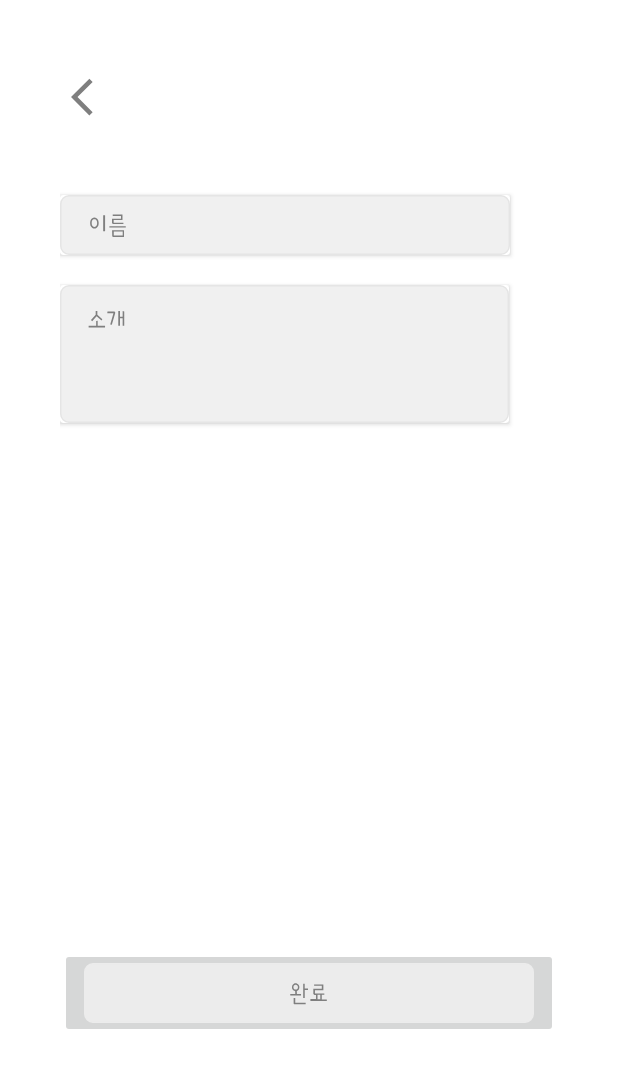
After one commit to RakunKo/term_project, an Android app: the layout activity_profile_edit.xml on its own in the app's theme, with its tools: preview values and no code run, on a phone screen of 412 x 824 dp. The commit adds this screen. Shown: the top 1068 px of the screen. Run offline under Robolectric (Android 15) with nearby library versions, the phone set to English and light mode, and no system bars.

Commit message:
activity_profile_edit commit

```diff
--- /dev/null
+++ b/app/src/main/res/drawable/profile_edit_complete_ic.xml
@@ -0,0 +1,14 @@
+<vector xmlns:android="http://schemas.android.com/apk/res/android"
+    android:width="300dp"
+    android:height="40dp"
+    android:viewportWidth="300"
+    android:viewportHeight="40">
+  <path
+      android:strokeWidth="1"
+      android:pathData="M6,0.5L294,0.5A5.5,5.5 0,0 1,299.5 6L299.5,34A5.5,5.5 0,0 1,294 39.5L6,39.5A5.5,5.5 0,0 1,0.5 34L0.5,6A5.5,5.5 0,0 1,6 0.5z"
+      android:fillColor="#ECECEC"
+      android:strokeColor="#ECECEC"/>
+  <path
+      android:pathData="M143.59,16.17C143.59,16.8 143.43,17.33 143.09,17.78C142.77,18.23 142.36,18.53 141.86,18.69L141.94,20.7H144.69V21.73H137.5V20.64H140.84L140.8,18.77C140.38,18.71 140.03,18.59 139.75,18.41C139.48,18.21 139.26,17.98 139.09,17.73C138.94,17.47 138.82,17.2 138.75,16.92C138.69,16.64 138.66,16.39 138.66,16.17C138.66,15.94 138.7,15.68 138.78,15.38C138.88,15.07 139.02,14.79 139.2,14.52C139.4,14.24 139.66,14.02 139.97,13.83C140.28,13.64 140.67,13.55 141.13,13.55C141.45,13.55 141.76,13.61 142.05,13.75C142.35,13.88 142.62,14.05 142.84,14.28C143.07,14.51 143.26,14.79 143.39,15.11C143.53,15.43 143.59,15.79 143.59,16.17ZM139.63,16.17C139.63,16.64 139.76,17.02 140.02,17.31C140.29,17.59 140.69,17.73 141.22,17.73C141.62,17.73 141.95,17.59 142.22,17.3C142.49,16.99 142.63,16.62 142.63,16.17C142.63,15.94 142.58,15.73 142.5,15.53C142.43,15.33 142.32,15.16 142.19,15.02C142.05,14.87 141.89,14.76 141.7,14.67C141.53,14.59 141.33,14.55 141.13,14.55C140.88,14.55 140.66,14.59 140.47,14.69C140.28,14.78 140.13,14.91 140,15.06C139.88,15.21 139.78,15.38 139.72,15.58C139.66,15.77 139.63,15.96 139.63,16.17ZM146.13,23.33V13.8H147.13V16.95H149.34V17.98H147.16V23.36L146.13,23.33ZM139.75,27.14V23.36H140.84V26.58H147.78V27.55H140.19L139.75,27.14ZM153.38,14.27H159.59V18.11H153.97V20.3H160.22V21.14H158.52V24.25H161.88V25.33H150.94V24.05H154.66V21.28H153.63L152.88,20.64V17.11H158.53V15.23H153.41L153.38,14.27ZM157.52,21.2H155.69V24.17H157.52V21.2Z"
+      android:fillColor="#7F7F7F"/>
+</vector>
--- /dev/null
+++ b/app/src/main/res/drawable/profile_edit_introduce_ic.xml
@@ -0,0 +1,14 @@
+<vector xmlns:android="http://schemas.android.com/apk/res/android"
+    android:width="299dp"
+    android:height="92dp"
+    android:viewportWidth="299"
+    android:viewportHeight="92">
+  <path
+      android:strokeWidth="1"
+      android:pathData="M6,0.5L293,0.5A5.5,5.5 0,0 1,298.5 6L298.5,86A5.5,5.5 0,0 1,293 91.5L6,91.5A5.5,5.5 0,0 1,0.5 86L0.5,6A5.5,5.5 0,0 1,6 0.5z"
+      android:fillColor="#F0F0F0"
+      android:strokeColor="#E5E5E5"/>
+  <path
+      android:pathData="M20.63,23.39L23.75,19.83V17.36H24.88V19.83L28.19,22.86L27.63,23.67L24.38,20.8L21.44,24.14L20.63,23.39ZM25.09,27.2H30V28.33H19.06V27.11H24.09V23.95L25.09,23.89V27.2ZM36.84,18.45L34.5,26.52L33.44,26.3L35.59,18.89H31.5L31.59,17.67H36.34L36.84,18.45ZM41.72,17.3L42.78,17.67V27.23H41.72V22.23H39.94V27.14H38.81V17.33H39.94V21.17H41.72V17.3Z"
+      android:fillColor="#7F7F7F"/>
+</vector>
--- /dev/null
+++ b/app/src/main/res/drawable/profile_edit_name_ic.xml
@@ -0,0 +1,14 @@
+<vector xmlns:android="http://schemas.android.com/apk/res/android"
+    android:width="300dp"
+    android:height="40dp"
+    android:viewportWidth="300"
+    android:viewportHeight="40">
+  <path
+      android:strokeWidth="1"
+      android:pathData="M6,0.5L294,0.5A5.5,5.5 0,0 1,299.5 6L299.5,34A5.5,5.5 0,0 1,294 39.5L6,39.5A5.5,5.5 0,0 1,0.5 34L0.5,6A5.5,5.5 0,0 1,6 0.5z"
+      android:fillColor="#F0F0F0"
+      android:strokeColor="#E5E5E5"/>
+  <path
+      android:pathData="M20.09,18.7C20.09,18.34 20.14,17.95 20.22,17.53C20.31,17.1 20.46,16.71 20.67,16.34C20.89,15.98 21.18,15.68 21.55,15.44C21.91,15.2 22.38,15.08 22.94,15.08C23.47,15.08 23.92,15.2 24.28,15.44C24.65,15.68 24.94,15.98 25.16,16.34C25.39,16.71 25.55,17.1 25.64,17.53C25.73,17.95 25.78,18.34 25.78,18.7C25.78,19.09 25.73,19.49 25.64,19.92C25.55,20.34 25.39,20.72 25.16,21.08C24.94,21.43 24.65,21.72 24.28,21.95C23.92,22.18 23.47,22.3 22.94,22.3C22.41,22.3 21.96,22.18 21.59,21.95C21.23,21.72 20.93,21.43 20.7,21.08C20.48,20.72 20.33,20.34 20.23,19.92C20.14,19.49 20.09,19.09 20.09,18.7ZM21.13,18.7C21.13,18.96 21.15,19.24 21.2,19.55C21.26,19.85 21.35,20.13 21.48,20.39C21.62,20.65 21.8,20.87 22.03,21.05C22.27,21.21 22.57,21.3 22.94,21.3C23.29,21.3 23.58,21.21 23.81,21.05C24.05,20.87 24.24,20.65 24.38,20.39C24.52,20.13 24.62,19.85 24.67,19.55C24.72,19.24 24.75,18.96 24.75,18.7C24.75,18.44 24.72,18.16 24.66,17.86C24.6,17.56 24.51,17.28 24.38,17.02C24.24,16.76 24.05,16.54 23.81,16.38C23.58,16.2 23.29,16.11 22.94,16.11C22.56,16.11 22.26,16.2 22.02,16.38C21.79,16.54 21.6,16.76 21.47,17.02C21.33,17.28 21.24,17.56 21.19,17.86C21.15,18.16 21.13,18.44 21.13,18.7ZM28.78,24.14V13.45H30.06V24.14H28.78ZM35.13,12.98H41.66V16.73H35.78V18.48H42.28V19.39H35.41L34.66,18.83V15.83H40.66V13.95H35.16L35.13,12.98ZM43.88,21.67H32.88L32.94,20.8H43.84L43.88,21.67ZM34.72,23.42H42.66V27.92H35.28L34.84,27.52L34.72,23.42ZM35.84,24.36V27.05H41.81V24.36H35.84Z"
+      android:fillColor="#7F7F7F"/>
+</vector>
--- /dev/null
+++ b/app/src/main/res/layout/activity_profile_edit.xml
@@ -0,0 +1,50 @@
+<?xml version="1.0" encoding="utf-8"?>
+<androidx.constraintlayout.widget.ConstraintLayout xmlns:android="http://schemas.android.com/apk/res/android"
+    android:layout_width="match_parent"
+    android:layout_height="match_parent"
+    xmlns:app="http://schemas.android.com/apk/res-auto"
+    android:background="@color/white"
+    android:paddingTop="50dp"
+    android:paddingStart="40dp"
+    android:paddingEnd="40dp">
+    <ImageButton
+        android:layout_width="30dp"
+        android:layout_height="30dp"
+        android:scaleType="fitXY"
+        android:id="@+id/profile_edit_back_btn"
+        android:src="@drawable/arrow_back_ios"
+        android:background="@color/transparent"
+        app:layout_constraintStart_toStartOf="parent"/>
+    <androidx.cardview.widget.CardView
+        android:id="@+id/profile_edit_name_cv"
+        app:layout_constraintTop_toBottomOf="@id/profile_edit_back_btn"
+        android:layout_marginTop="50dp"
+        android:layout_width="wrap_content"
+        android:layout_height="wrap_content">
+        <EditText
+            android:id="@+id/profile_edit_name_et"
+            android:background="@drawable/profile_edit_name_ic"
+            android:layout_width="match_parent"
+            android:layout_height="wrap_content"/>
+    </androidx.cardview.widget.CardView>
+    <androidx.cardview.widget.CardView
+        android:id="@+id/profile_edit_introduce_cv"
+        app:layout_constraintTop_toBottomOf="@id/profile_edit_name_cv"
+        android:layout_marginTop="20dp"
+        android:layout_width="wrap_content"
+        android:layout_height="wrap_content">
+        <EditText
+            android:id="@+id/profile_edit_introduce_et"
+            android:background="@drawable/profile_edit_introduce_ic"
+            android:layout_width="match_parent"
+            android:layout_height="wrap_content"/>
+    </androidx.cardview.widget.CardView>
+    <ImageButton
+        android:layout_marginTop="350dp"
+        android:layout_width="match_parent"
+        android:layout_height="wrap_content"
+        android:id="@+id/profile_edit_complete_ib"
+        android:src="@drawable/profile_edit_complete_ic"
+        app:layout_constraintTop_toBottomOf="@id/profile_edit_introduce_cv"/>
+
+</androidx.constraintlayout.widget.ConstraintLayout>
--- a/app/src/main/res/layout/fragment_myprofile.xml
+++ b/app/src/main/res/layout/fragment_myprofile.xml
@@ -76,7 +76,7 @@
     </LinearLayout>
    <androidx.cardview.widget.CardView
        android:id="@+id/myprofile_profile_edit_cv"
-       android:layout_marginTop="10dp"
+       android:layout_marginTop="30dp"
        android:layout_width="350dp"
        android:layout_height="30dp"
        app:cardCornerRadius="10dp"
```
